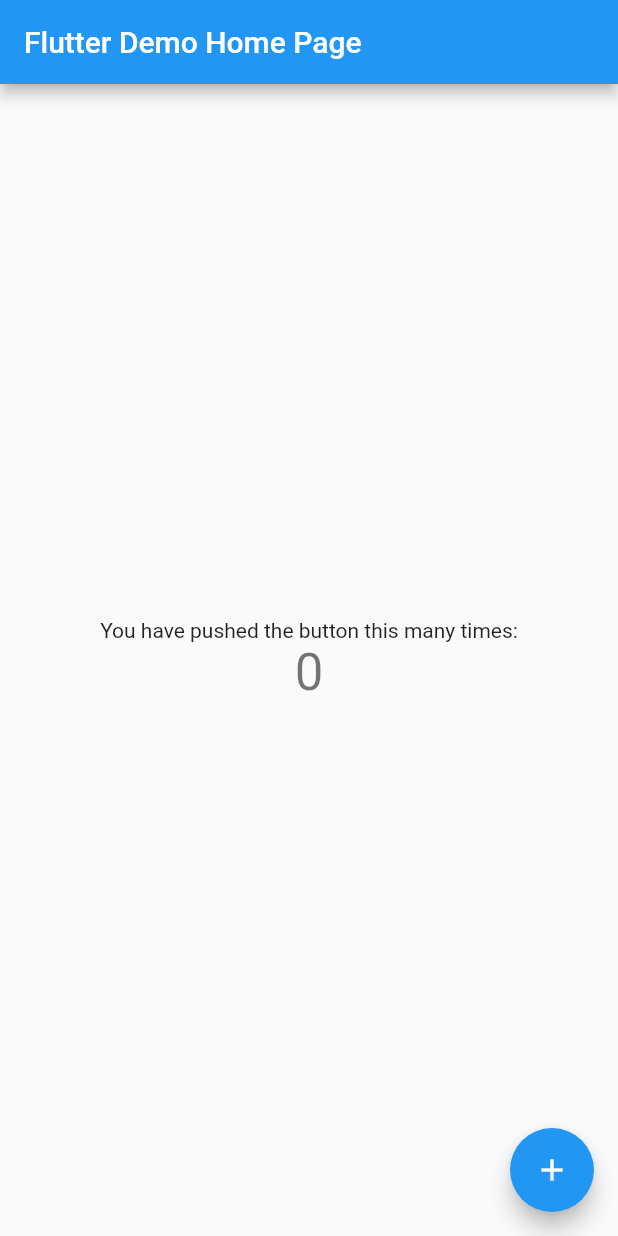
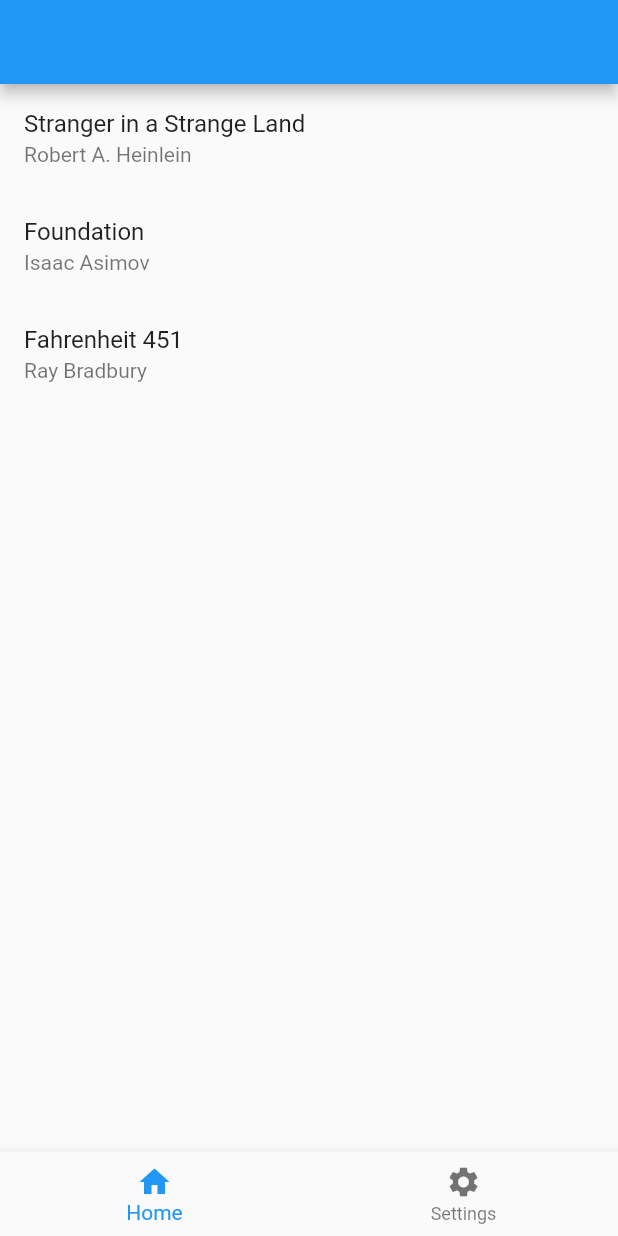
Before and after one commit to ivanteoh/pantry, a Flutter app: the screen it shows after launch, on a phone screen of 412 x 824 dp. Run offline on Flutter 3.47's test engine with Material 2 defaults, Android fonts, the phone set to English and light mode, and no system bars.

Commit message:
Add draft UI

```diff
--- a/lib/main.dart
+++ b/lib/main.dart
@@ -1,113 +1,26 @@
 import 'package:flutter/material.dart';
+import 'package:pantry/routes.dart';
 
 void main() {
-  runApp(MyApp());
+  runApp(NestedRouterDemo());
 }
 
-class MyApp extends StatelessWidget {
-  // This widget is the root of your application.
+class NestedRouterDemo extends StatefulWidget {
+  @override
+  _NestedRouterDemoState createState() => _NestedRouterDemoState();
+}
+
+class _NestedRouterDemoState extends State<NestedRouterDemo> {
+  BookRouterDelegate _routerDelegate = BookRouterDelegate();
+  BookRouteInformationParser _routeInformationParser =
+  BookRouteInformationParser();
+
   @override
   Widget build(BuildContext context) {
-    return MaterialApp(
-      title: 'Flutter Demo',
-      theme: ThemeData(
-        // This is the theme of your application.
-        //
-        // Try running your application with "flutter run". You'll see the
-        // application has a blue toolbar. Then, without quitting the app, try
-        // changing the primarySwatch below to Colors.green and then invoke
-        // "hot reload" (press "r" in the console where you ran "flutter run",
-        // or simply save your changes to "hot reload" in a Flutter IDE).
-        // Notice that the counter didn't reset back to zero; the application
-        // is not restarted.
-        primarySwatch: Colors.blue,
-      ),
-      home: MyHomePage(title: 'Flutter Demo Home Page'),
+    return MaterialApp.router(
+      title: 'Books App',
+      routerDelegate: _routerDelegate,
+      routeInformationParser: _routeInformationParser,
     );
   }
 }
-
-class MyHomePage extends StatefulWidget {
-  MyHomePage({Key key, this.title}) : super(key: key);
-
-  // This widget is the home page of your application. It is stateful, meaning
-  // that it has a State object (defined below) that contains fields that affect
-  // how it looks.
-
-  // This class is the configuration for the state. It holds the values (in this
-  // case the title) provided by the parent (in this case the App widget) and
-  // used by the build method of the State. Fields in a Widget subclass are
-  // always marked "final".
-
-  final String title;
-
-  @override
-  _MyHomePageState createState() => _MyHomePageState();
-}
-
-class _MyHomePageState extends State<MyHomePage> {
-  int _counter = 0;
-
-  void _incrementCounter() {
-    setState(() {
-      // This call to setState tells the Flutter framework that something has
-      // changed in this State, which causes it to rerun the build method below
-      // so that the display can reflect the updated values. If we changed
-      // _counter without calling setState(), then the build method would not be
-      // called again, and so nothing would appear to happen.
-      _counter++;
-    });
-  }
-
-  @override
-  Widget build(BuildContext context) {
-    // This method is rerun every time setState is called, for instance as done
-    // by the _incrementCounter method above.
-    //
-    // The Flutter framework has been optimized to make rerunning build methods
-    // fast, so that you can just rebuild anything that needs updating rather
-    // than having to individually change instances of widgets.
-    return Scaffold(
-      appBar: AppBar(
-        // Here we take the value from the MyHomePage object that was created by
-        // the App.build method, and use it to set our appbar title.
-        title: Text(widget.title),
-      ),
-      body: Center(
-        // Center is a layout widget. It takes a single child and positions it
-        // in the middle of the parent.
-        child: Column(
-          // Column is also a layout widget. It takes a list of children and
-          // arranges them vertically. By default, it sizes itself to fit its
-          // children horizontally, and tries to be as tall as its parent.
-          //
-          // Invoke "debug painting" (press "p" in the console, choose the
-          // "Toggle Debug Paint" action from the Flutter Inspector in Android
-          // Studio, or the "Toggle Debug Paint" command in Visual Studio Code)
-          // to see the wireframe for each widget.
-          //
-          // Column has various properties to control how it sizes itself and
-          // how it positions its children. Here we use mainAxisAlignment to
-          // center the children vertically; the main axis here is the vertical
-          // axis because Columns are vertical (the cross axis would be
-          // horizontal).
-          mainAxisAlignment: MainAxisAlignment.center,
-          children: <Widget>[
-            Text(
-              'You have pushed the button this many times:',
-            ),
-            Text(
-              '$_counter',
-              style: Theme.of(context).textTheme.headline4,
-            ),
-          ],
-        ),
-      ),
-      floatingActionButton: FloatingActionButton(
-        onPressed: _incrementCounter,
-        tooltip: 'Increment',
-        child: Icon(Icons.add),
-      ), // This trailing comma makes auto-formatting nicer for build methods.
-    );
-  }
-}
--- /dev/null
+++ b/lib/models/book.dart
@@ -0,0 +1,8 @@
+import 'package:meta/meta.dart';
+
+class Book {
+  final String title;
+  final String author;
+
+  Book({@required this.title, @required this.author});
+}
--- /dev/null
+++ b/lib/pages/home.dart
@@ -0,0 +1,62 @@
+import 'package:flutter/material.dart';
+import 'package:pantry/models/book.dart';
+
+class BooksListScreen extends StatelessWidget {
+  final List<Book> books;
+  final ValueChanged<Book> onTapped;
+
+  BooksListScreen({
+    @required this.books,
+    @required this.onTapped,
+  });
+
+  @override
+  Widget build(BuildContext context) {
+    return Scaffold(
+      appBar: AppBar(),
+      body: ListView(
+        children: [
+          for (var book in books)
+            ListTile(
+              title: Text(book.title),
+              subtitle: Text(book.author),
+              onTap: () => onTapped(book),
+            )
+        ],
+      ),
+    );
+  }
+}
+
+class BookDetailsScreen extends StatelessWidget {
+  final Book book;
+
+  BookDetailsScreen({
+    @required this.book,
+  });
+
+  @override
+  Widget build(BuildContext context) {
+    return Scaffold(
+      appBar: AppBar(),
+      body: Padding(
+        padding: const EdgeInsets.all(8.0),
+        child: Column(
+          crossAxisAlignment: CrossAxisAlignment.start,
+          children: [
+            // FlatButton(
+            //   onPressed: () {
+            //     Navigator.of(context).pop();
+            //   },
+            //   child: Text('Back'),
+            // ),
+            if (book != null) ...[
+              Text(book.title, style: Theme.of(context).textTheme.headline6),
+              Text(book.author, style: Theme.of(context).textTheme.subtitle1),
+            ],
+          ],
+        ),
+      ),
+    );
+  }
+}
--- /dev/null
+++ b/lib/pages/shell.dart
@@ -0,0 +1,132 @@
+import 'package:flutter/material.dart';
+import 'package:pantry/models/book.dart';
+import 'package:pantry/pages/animation.dart';
+import 'package:pantry/pages/home.dart';
+import 'package:pantry/pages/settings.dart';
+import 'package:pantry/paths/book.dart';
+import 'package:pantry/states/book.dart';
+
+// Widget that contains the AdaptiveNavigationScaffold
+class AppShell extends StatefulWidget {
+  final BooksAppState appState;
+
+  AppShell({
+    @required this.appState,
+  });
+
+  @override
+  _AppShellState createState() => _AppShellState();
+}
+
+class _AppShellState extends State<AppShell> {
+  InnerRouterDelegate _routerDelegate;
+  ChildBackButtonDispatcher _backButtonDispatcher;
+
+  void initState() {
+    super.initState();
+    _routerDelegate = InnerRouterDelegate(widget.appState);
+  }
+
+  @override
+  void didUpdateWidget(covariant AppShell oldWidget) {
+    super.didUpdateWidget(oldWidget);
+    _routerDelegate.appState = widget.appState;
+  }
+
+  @override
+  void didChangeDependencies() {
+    super.didChangeDependencies();
+    // Defer back button dispatching to the child router
+    _backButtonDispatcher = Router.of(context)
+        .backButtonDispatcher
+        .createChildBackButtonDispatcher();
+  }
+
+  @override
+  Widget build(BuildContext context) {
+    var appState = widget.appState;
+
+    // Claim priority, If there are parallel sub router, you will need
+    // to pick which one should take priority;
+    _backButtonDispatcher.takePriority();
+
+    return Scaffold(
+      // appBar: AppBar(),
+      body: Router(
+        routerDelegate: _routerDelegate,
+        backButtonDispatcher: _backButtonDispatcher,
+      ),
+      bottomNavigationBar: BottomNavigationBar(
+        items: [
+          BottomNavigationBarItem(icon: Icon(Icons.home), label: 'Home'),
+          BottomNavigationBarItem(
+              icon: Icon(Icons.settings), label: 'Settings'),
+        ],
+        currentIndex: appState.selectedIndex,
+        onTap: (newIndex) {
+          appState.selectedIndex = newIndex;
+        },
+      ),
+    );
+  }
+}
+
+class InnerRouterDelegate extends RouterDelegate<BookRoutePath>
+    with ChangeNotifier, PopNavigatorRouterDelegateMixin<BookRoutePath> {
+  final GlobalKey<NavigatorState> navigatorKey = GlobalKey<NavigatorState>();
+  BooksAppState get appState => _appState;
+  BooksAppState _appState;
+  set appState(BooksAppState value) {
+    if (value == _appState) {
+      return;
+    }
+    _appState = value;
+    notifyListeners();
+  }
+
+  InnerRouterDelegate(this._appState);
+
+  @override
+  Widget build(BuildContext context) {
+    return Navigator(
+      key: navigatorKey,
+      pages: [
+        if (appState.selectedIndex == 0) ...[
+          MaterialPage(
+            child: BooksListScreen(
+              books: appState.books,
+              onTapped: _handleBookTapped,
+            ),
+            key: ValueKey('BooksListPage'),
+          ),
+          if (appState.selectedBook != null)
+            MaterialPage(
+              key: ValueKey(appState.selectedBook),
+              child: BookDetailsScreen(book: appState.selectedBook),
+            ),
+        ] else
+          MaterialPage(
+            child: SettingsScreen(),
+            key: ValueKey('SettingsPage'),
+          ),
+      ],
+      onPopPage: (route, result) {
+        appState.selectedBook = null;
+        notifyListeners();
+        return route.didPop(result);
+      },
+    );
+  }
+
+  @override
+  Future<void> setNewRoutePath(BookRoutePath path) async {
+    // This is not required for inner router delegate because it does not
+    // parse route
+    assert(false);
+  }
+
+  void _handleBookTapped(Book book) {
+    appState.selectedBook = book;
+    notifyListeners();
+  }
+}
--- /dev/null
+++ b/lib/paths/book.dart
@@ -0,0 +1,11 @@
+abstract class BookRoutePath {}
+
+class BooksListPath extends BookRoutePath {}
+
+class BooksSettingsPath extends BookRoutePath {}
+
+class BooksDetailsPath extends BookRoutePath {
+  final int id;
+
+  BooksDetailsPath(this.id);
+}
--- /dev/null
+++ b/lib/states/book.dart
@@ -0,0 +1,51 @@
+import 'package:flutter/material.dart';
+import 'package:pantry/models/book.dart';
+
+class BooksAppState extends ChangeNotifier {
+  int _selectedIndex;
+
+  Book _selectedBook;
+
+  final List<Book> books = [
+    Book(title: 'Stranger in a Strange Land', author: 'Robert A. Heinlein'),
+    Book(title: 'Foundation', author: 'Isaac Asimov'),
+    Book(title: 'Fahrenheit 451', author: 'Ray Bradbury'),
+  ];
+
+  // index 0 is home and index 1 is settings
+  BooksAppState() : _selectedIndex = 0;
+
+  int get selectedIndex => _selectedIndex;
+
+  set selectedIndex(int idx) {
+    _selectedIndex = idx;
+    if (_selectedIndex == 1) {
+      // Remove this line if you want to keep the selected book when navigating
+      // between "settings" and "home" which book was selected when Settings is
+      // tapped.
+      selectedBook = null;
+    }
+    notifyListeners();
+  }
+
+  Book get selectedBook => _selectedBook;
+
+  set selectedBook(Book book) {
+    _selectedBook = book;
+    notifyListeners();
+  }
+
+  int getSelectedBookById() {
+    if (!books.contains(_selectedBook)) return 0;
+    return books.indexOf(_selectedBook);
+  }
+
+  void setSelectedBookById(int id) {
+    if (id < 0 || id > books.length - 1) {
+      return;
+    }
+
+    _selectedBook = books[id];
+    notifyListeners();
+  }
+}
--- a/pubspec.yaml
+++ b/pubspec.yaml
@@ -28,6 +28,8 @@
   # The following adds the Cupertino Icons font to your application.
   # Use with the CupertinoIcons class for iOS style icons.
   cupertino_icons: ^1.0.0
+
+  table_calendar: ^2.3.0
 
 dev_dependencies:
   flutter_test:
```
Also changed, not shown: lib/pages/animation.dart (added, +20 -0 lines), lib/pages/settings.dart (added, +13 -0 lines), lib/routes.dart (added, +95 -0 lines), pubspec.lock, 2 other files.
